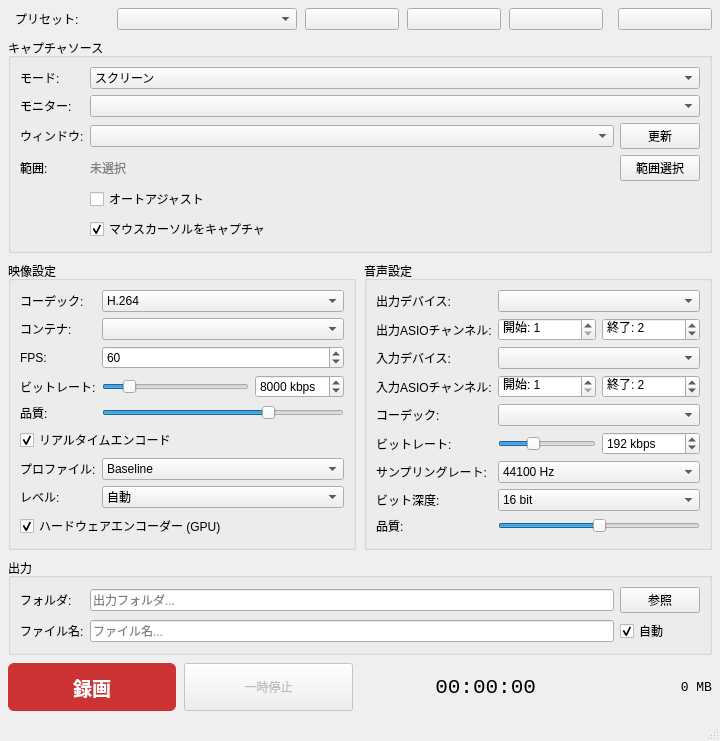
This is src/ui/MainWindow.ui in hiroshi-tamura/pbRecorder as Qt 5 draws it before an edit. The edited form follows.
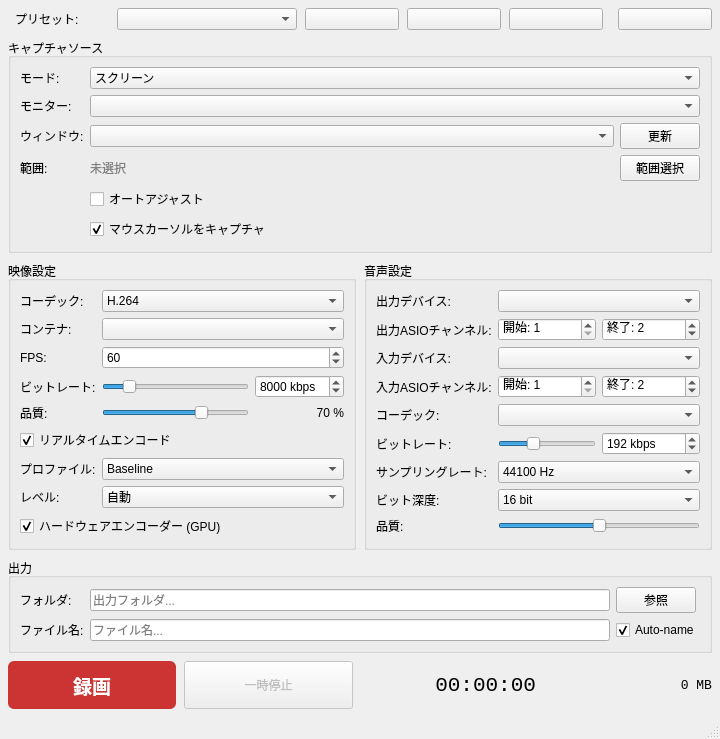
This is the edited form.

Commit message: Polish UI: tabbed Settings, global hotkey, status feedback, i18n cleanup

What changed in the file:
```diff
--- a/src/ui/MainWindow.ui
+++ b/src/ui/MainWindow.ui
@@ -349,7 +349,7 @@
            </property>
           </widget>
          </item>
-         <item row="4" column="1" colspan="2">
+         <item row="4" column="1">
           <widget class="QSlider" name="videoQualitySlider">
            <property name="orientation">
             <enum>Qt::Horizontal</enum>
@@ -363,6 +363,25 @@
            <property name="value">
             <number>70</number>
            </property>
+           <property name="toolTip">
+            <string>Encoding quality 0–100</string>
+           </property>
+          </widget>
+         </item>
+         <item row="4" column="2">
+          <widget class="QLabel" name="qualityValueLabel">
+           <property name="text">
+            <string>70 %</string>
+           </property>
+           <property name="alignment">
+            <set>Qt::AlignRight|Qt::AlignVCenter</set>
+           </property>
+           <property name="minimumSize">
+            <size>
+             <width>48</width>
+             <height>0</height>
+            </size>
+           </property>
           </widget>
          </item>
          <item row="5" column="0" colspan="3">
@@ -789,7 +808,7 @@
        <item row="1" column="2">
         <widget class="QCheckBox" name="autoFileNameCheck">
          <property name="text">
-          <string>自動</string>
+          <string>Auto-name</string>
          </property>
          <property name="checked">
           <bool>true</bool>
```
Left out of the diff: 82 changed lines with no effect on the pictures. The commit also changes 6 other files.
